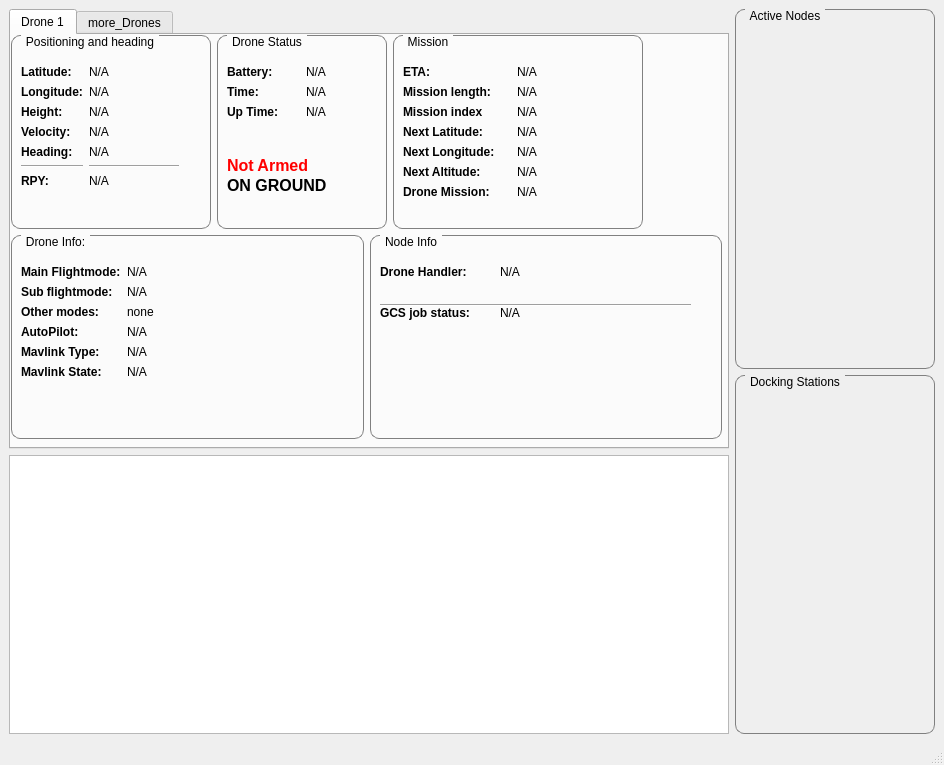
Old version of the form drone_monitor/ui/main_window.ui in the repository mabuc13/RMUASD.
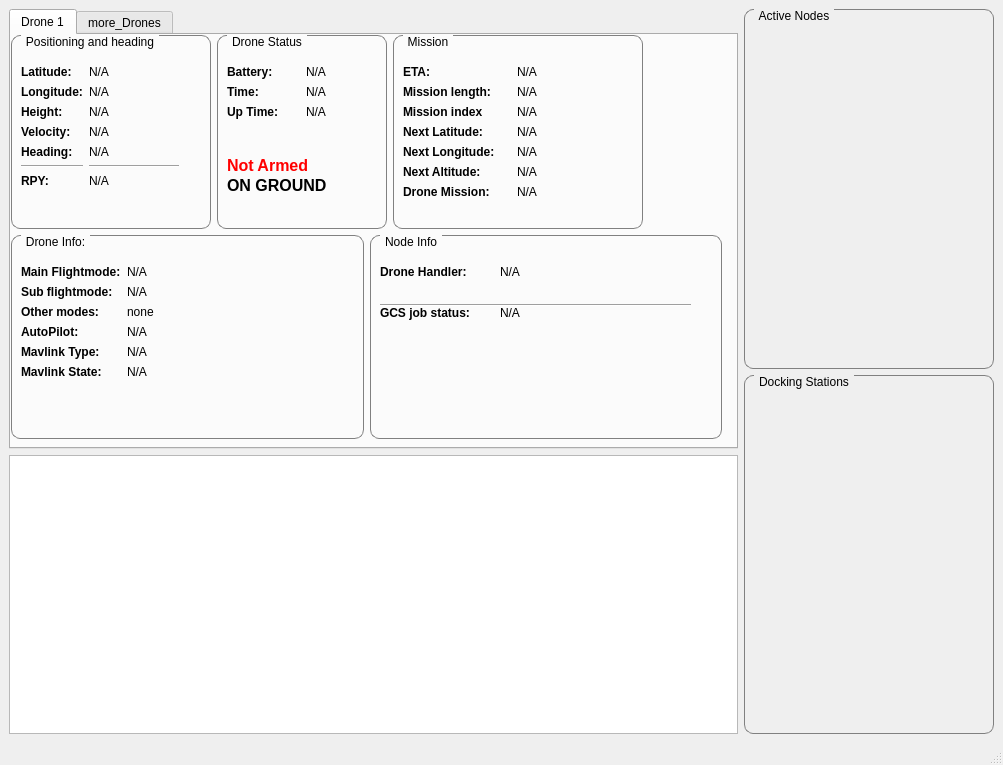
New version of the form. Icons and pictures are not drawn.

Patch:
```diff
--- a/drone_monitor/ui/main_window.ui
+++ b/drone_monitor/ui/main_window.ui
@@ -6,7 +6,7 @@
    <rect>
     <x>0</x>
     <y>0</y>
-    <width>944</width>
+    <width>1003</width>
     <height>765</height>
    </rect>
   </property>
@@ -41,10 +41,16 @@
        <widget class="QTabWidget" name="tab_manager">
         <property name="minimumSize">
          <size>
-          <width>0</width>
+          <width>725</width>
           <height>440</height>
          </size>
         </property>
+        <property name="maximumSize">
+         <size>
+          <width>16777215</width>
+          <height>16777215</height>
+         </size>
+        </property>
         <property name="currentIndex">
          <number>0</number>
         </property>
@@ -775,7 +781,7 @@
        <widget class="QGroupBox" name="groupBox">
         <property name="minimumSize">
          <size>
-          <width>200</width>
+          <width>250</width>
           <height>0</height>
          </size>
         </property>
@@ -787,7 +793,7 @@
           <rect>
            <x>10</x>
            <y>30</y>
-           <width>181</width>
+           <width>231</width>
            <height>301</height>
           </rect>
          </property>
```
Left out of the diff: 2 changed lines with no effect on the pictures.
